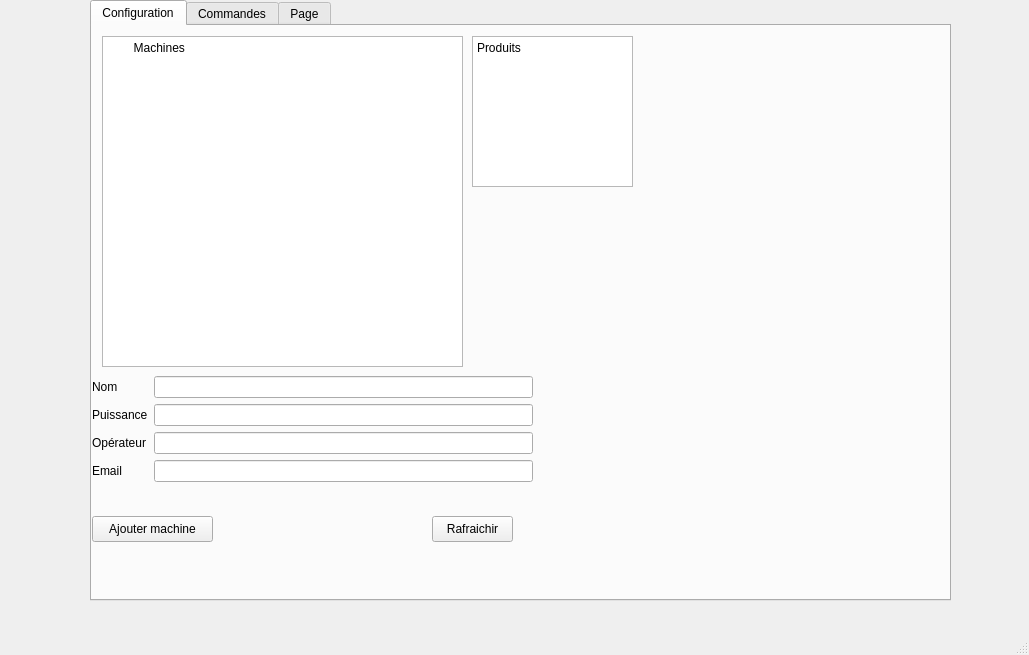
First picture: the form in gui/main_window.ui, repository adambakkali49-code/Projet_pizzeria, before the edit.
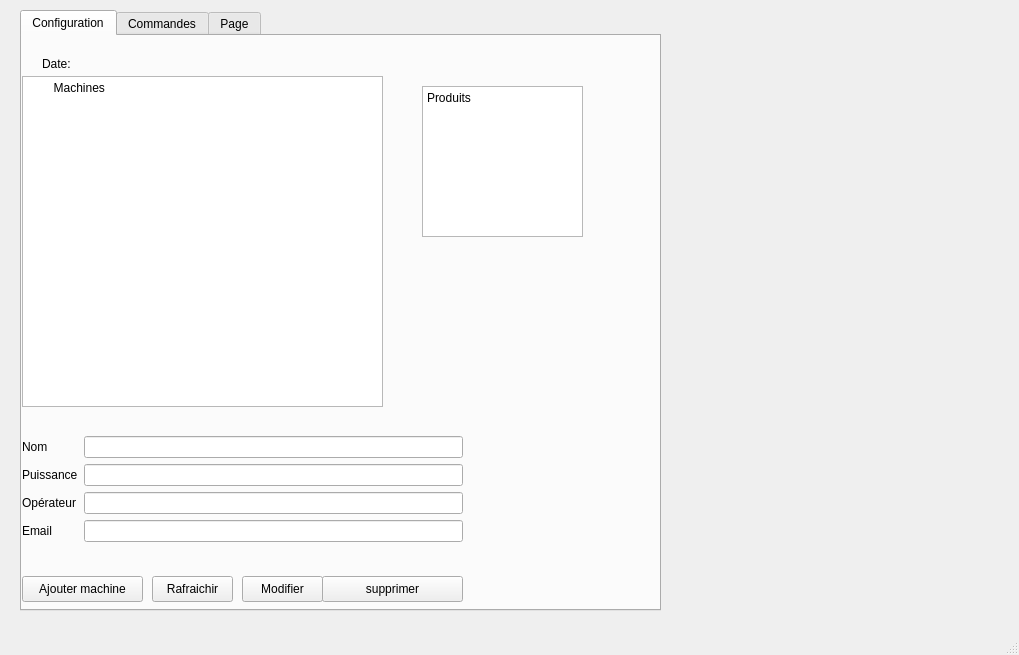
Second picture: the form after the edit. The open tabs and pages were chosen to show the change.

What changed in the file:
```diff
--- a/gui/main_window.ui
+++ b/gui/main_window.ui
@@ -6,7 +6,7 @@
    <rect>
     <x>0</x>
     <y>0</y>
-    <width>1029</width>
+    <width>1019</width>
     <height>655</height>
    </rect>
   </property>
@@ -17,9 +17,9 @@
    <widget class="QTabWidget" name="tabWidget">
     <property name="geometry">
      <rect>
-      <x>90</x>
-      <y>0</y>
-      <width>861</width>
+      <x>20</x>
+      <y>10</y>
+      <width>641</width>
       <height>601</height>
      </rect>
     </property>
@@ -33,8 +33,8 @@
      <widget class="QTextEdit" name="textMachines">
       <property name="geometry">
        <rect>
-        <x>10</x>
-        <y>10</y>
+        <x>0</x>
+        <y>40</y>
         <width>361</width>
         <height>331</height>
        </rect>
@@ -54,8 +54,8 @@
      <widget class="QTextEdit" name="textProduits">
       <property name="geometry">
        <rect>
-        <x>380</x>
-        <y>10</y>
+        <x>400</x>
+        <y>50</y>
         <width>161</width>
         <height>151</height>
        </rect>
@@ -76,7 +76,7 @@
       <property name="geometry">
        <rect>
         <x>0</x>
-        <y>350</y>
+        <y>400</y>
         <width>441</width>
         <height>138</height>
        </rect>
@@ -128,7 +128,7 @@
       <property name="geometry">
        <rect>
         <x>0</x>
-        <y>490</y>
+        <y>540</y>
         <width>121</width>
         <height>26</height>
        </rect>
@@ -140,8 +140,8 @@
      <widget class="QPushButton" name="btnRefresh">
       <property name="geometry">
        <rect>
-        <x>340</x>
-        <y>490</y>
+        <x>130</x>
+        <y>540</y>
         <width>81</width>
         <height>26</height>
        </rect>
@@ -150,6 +150,45 @@
        <string>Rafraichir</string>
       </property>
      </widget>
+     <widget class="QLabel" name="labelDate">
+      <property name="geometry">
+       <rect>
+        <x>20</x>
+        <y>20</y>
+        <width>171</width>
+        <height>16</height>
+       </rect>
+      </property>
+      <property name="text">
+       <string>Date:</string>
+      </property>
+     </widget>
+     <widget class="QPushButton" name="btnModifyMachine">
+      <property name="geometry">
+       <rect>
+        <x>220</x>
+        <y>540</y>
+        <width>81</width>
+        <height>26</height>
+       </rect>
+      </property>
+      <property name="text">
+       <string>Modifier</string>
+      </property>
+     </widget>
+     <widget class="QPushButton" name="btnDeleteMachine">
+      <property name="geometry">
+       <rect>
+        <x>300</x>
+        <y>540</y>
+        <width>141</width>
+        <height>26</height>
+       </rect>
+      </property>
+      <property name="text">
+       <string>supprimer</string>
+      </property>
+     </widget>
     </widget>
     <widget class="QWidget" name="Commandes">
      <attribute name="title">
```
Left out of the diff: 45 changed lines with no effect on the pictures.
